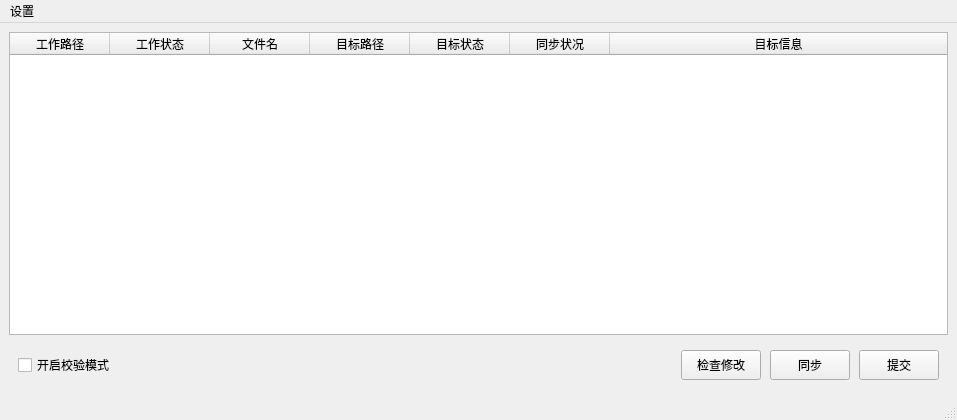
This is ui/main_window.ui in Senyi0201/QuickTrunkToBranchForSVN as Qt 5 draws it before an edit. The edited form follows.
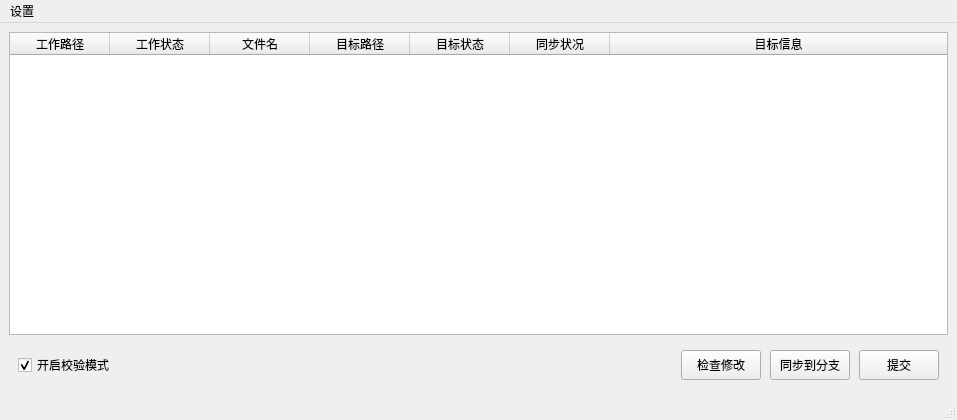
This is the edited form.

Commit message: 初步可投入使用

Diff of the .ui file:
```diff
--- a/ui/main_window.ui
+++ b/ui/main_window.ui
@@ -113,6 +113,9 @@
          <property name="text">
           <string>开启校验模式</string>
          </property>
+         <property name="checked">
+          <bool>true</bool>
+         </property>
         </widget>
        </item>
        <item>
@@ -162,7 +165,7 @@
           </size>
          </property>
          <property name="text">
-          <string>同步</string>
+          <string>同步到分支</string>
          </property>
         </widget>
        </item>
```
The commit also changes 1 other file.
